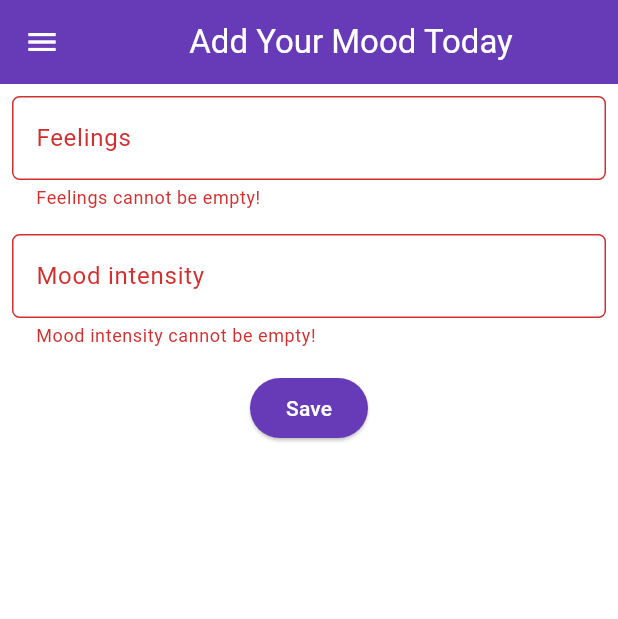
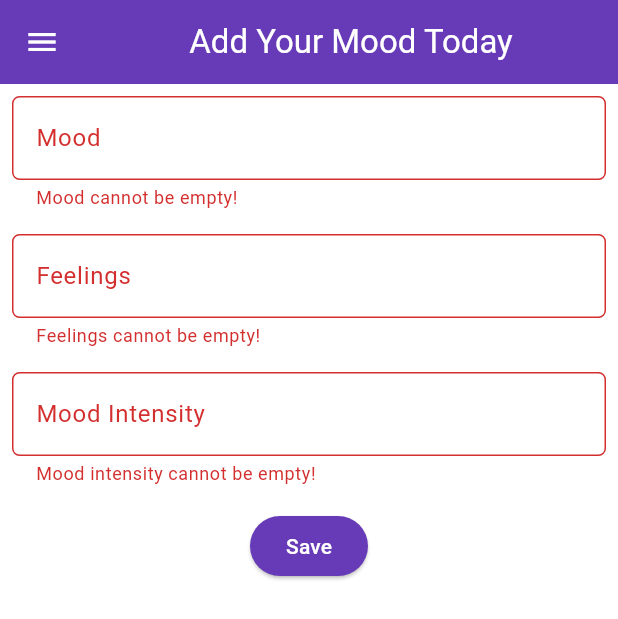
Before and after one commit to neaurellia/mental-health-tracker-mobile, a Flutter app: the MoodEntryFormPage screen opened directly, after a tap on "Save", on a phone screen of 412 x 824 dp. Shown: the top 619 px of the screen. Run offline on Flutter 3.47's test engine with Material 3 defaults, Android fonts, the phone set to English and light mode, and no system bars.

Commit message:
TUTORIAL 7 DONE

```diff
--- a/lib/main.dart
+++ b/lib/main.dart
@@ -1,5 +1,5 @@
 import 'package:flutter/material.dart';
-import 'package:mental_health_tracker/menu.dart';
+import 'package:mental_health_tracker/screens/menu.dart';
 
 void main() {
   runApp(const MyApp());
--- a/lib/moodentry_form.dart
+++ /dev/null
@@ -1,138 +0,0 @@
-import 'package:flutter/material.dart';
-import 'package:mental_health_tracker/widgets/left_drawer.dart';
-import 'left_drawer.dart';
-
-class MoodEntryFormPage extends StatefulWidget {
-  const MoodEntryFormPage({super.key});
-
-  @override
-  State<MoodEntryFormPage> createState() => _MoodEntryFormPageState();
-}
-
-class _MoodEntryFormPageState extends State<MoodEntryFormPage> {
-  final _formKey = GlobalKey<FormState>();
-  String _mood = "";
-	String _feelings = "";
-	int _moodIntensity = 0;
-
-  @override
-  Widget build(BuildContext context) {
-    return Scaffold(
-      appBar: AppBar(
-        title: const Center(
-          child: Text(
-            'Add Your Mood Today',
-          ),
-        ),
-        backgroundColor: Theme.of(context).colorScheme.primary,
-        foregroundColor: Colors.white,
-      ),
-      drawer: LeftDrawer(),
-      body: Form(
-        key: _formKey,
-        child: SingleChildScrollView(
-            child: Column(
-              crossAxisAlignment: CrossAxisAlignment.start,
-              children: [
-                Padding(
-                  padding: const EdgeInsets.all(8.0),
-                  child: TextFormField(
-                    decoration: InputDecoration(
-                      hintText: "Feelings",
-                      labelText: "Feelings",
-                      border: OutlineInputBorder(
-                        borderRadius: BorderRadius.circular(5.0),
-                      ),
-                    ),
-                    onChanged: (String? value) {
-                      setState(() {
-                        _feelings = value!;
-                      });
-                    },
-                    validator: (String? value) {
-                      if (value == null || value.isEmpty) {
-                        return "Feelings cannot be empty!";
-                      }
-                      return null;
-                    },
-                  ),
-                ),
-                Padding(
-                  padding: const EdgeInsets.all(8.0),
-                  child: TextFormField(
-                    decoration: InputDecoration(
-                      hintText: "Mood intensity",
-                      labelText: "Mood intensity",
-                      border: OutlineInputBorder(
-                        borderRadius: BorderRadius.circular(5.0),
-                      ),
-                    ),
-                    onChanged: (String? value) {
-                      setState(() {
-                        _moodIntensity = int.tryParse(value!) ?? 0;
-                      });
-                    },
-                    validator: (String? value) {
-                      if (value == null || value.isEmpty) {
-                        return "Mood intensity cannot be empty!";
-                      }
-                      if (int.tryParse(value) == null) {
-                        return "Mood intensity must be a number!";
-                      }
-                      return null;
-                    },
-                  ),
-                ),
-                Align(
-                  alignment: Alignment.bottomCenter,
-                  child: Padding(
-                    padding: const EdgeInsets.all(8.0),
-                    child: ElevatedButton(
-                      style: ButtonStyle(
-                        backgroundColor: WidgetStateProperty.all(
-                            Theme.of(context).colorScheme.primary),
-                      ),
-                      onPressed: () {
-                        if (_formKey.currentState!.validate()) {
-                          showDialog(
-                            context: context,
-                            builder: (context) {
-                              return AlertDialog(
-                                title: const Text('Mood successfully saved'),
-                                content: SingleChildScrollView(
-                                  child: Column(
-                                    crossAxisAlignment: CrossAxisAlignment.start,
-                                    children: [
-                                      Text('Mood: $_mood'),
-                                      // TODO: Display other values
-                                    ],
-                                  ),
-                                ),
-                                actions: [
-                                  TextButton(
-                                    child: const Text('OK'),
-                                    onPressed: () {
-                                      Navigator.pop(context);
-                                      _formKey.currentState!.reset();
-                                    },
-                                  ),
-                                ],
-                              );
-                            },
-                          );
-                        }
-                      },
-                      child: const Text(
-                        "Save",
-                        style: TextStyle(color: Colors.white),
-                      ),
-                    ),
-                  ),
-                ),
-              ],
-            )
-        ),
-      ),
-    );;
-  }
-}
--- a/lib/menu.dart
+++ b/lib/screens/menu.dart
@@ -1,7 +1,6 @@
 import 'package:flutter/material.dart';
 import 'package:mental_health_tracker/widgets/left_drawer.dart';
-// lib/screens/menu.dart
-import '../widgets/mood_card.dart'; // Import mood_card.dart for ItemHomepage and ItemCard
+import 'package:mental_health_tracker/widgets/mood_card.dart';
 
 class MyHomePage extends StatelessWidget {
   final String npm = '2306256261'; // NPM
--- /dev/null
+++ b/lib/screens/moodentry_form.dart
@@ -0,0 +1,180 @@
+import 'package:flutter/material.dart';
+import 'package:mental_health_tracker/widgets/left_drawer.dart';
+
+class MoodEntryFormPage extends StatefulWidget {
+  const MoodEntryFormPage({super.key});
+
+  @override
+  State<MoodEntryFormPage> createState() => _MoodEntryFormPageState();
+}
+
+class _MoodEntryFormPageState extends State<MoodEntryFormPage> {
+  final _formKey = GlobalKey<FormState>();
+  String _mood = "";
+  String _feelings = "";
+  int _moodIntensity = 0;
+
+  // Function to reset the form
+  void _resetForm() {
+    _formKey.currentState!.reset();
+    setState(() {
+      _mood = "";
+      _feelings = "";
+      _moodIntensity = 0;
+    });
+  }
+
+  @override
+  Widget build(BuildContext context) {
+    return Scaffold(
+      appBar: AppBar(
+        title: const Center(
+          child: Text(
+            'Add Your Mood Today',
+          ),
+        ),
+        backgroundColor: Theme.of(context).colorScheme.primary,
+        foregroundColor: Colors.white,
+      ),
+      drawer: const LeftDrawer(),
+      body: Form(
+        key: _formKey,
+        child: SingleChildScrollView(
+          child: Column(
+            crossAxisAlignment: CrossAxisAlignment.start,
+            children: [
+              // Mood Input
+              Padding(
+                padding: const EdgeInsets.all(8.0),
+                child: TextFormField(
+                  decoration: InputDecoration(
+                    hintText: "Mood",
+                    labelText: "Mood",
+                    border: OutlineInputBorder(
+                      borderRadius: BorderRadius.circular(5.0),
+                    ),
+                  ),
+                  onChanged: (String? value) {
+                    setState(() {
+                      _mood = value!;
+                    });
+                  },
+                  validator: (String? value) {
+                    if (value == null || value.isEmpty) {
+                      return "Mood cannot be empty!";
+                    }
+                    return null;
+                  },
+                ),
+              ),
+
+              // Feelings Input
+              Padding(
+                padding: const EdgeInsets.all(8.0),
+                child: TextFormField(
+                  decoration: InputDecoration(
+                    hintText: "Feelings",
+                    labelText: "Feelings",
+                    border: OutlineInputBorder(
+                      borderRadius: BorderRadius.circular(5.0),
+                    ),
+                  ),
+                  onChanged: (String? value) {
+                    setState(() {
+                      _feelings = value!;
+                    });
+                  },
+                  validator: (String? value) {
+                    if (value == null || value.isEmpty) {
+                      return "Feelings cannot be empty!";
+                    }
+                    return null;
+                  },
+                ),
+              ),
+
+              // Mood Intensity Input
+              Padding(
+                padding: const EdgeInsets.all(8.0),
+                child: TextFormField(
+                  decoration: InputDecoration(
+                    hintText: "Mood Intensity (0 to 10)",
+                    labelText: "Mood Intensity",
+                    border: OutlineInputBorder(
+                      borderRadius: BorderRadius.circular(5.0),
+                    ),
+                  ),
+                  keyboardType: TextInputType.number,
+                  onChanged: (String? value) {
+                    setState(() {
+                      _moodIntensity = int.tryParse(value ?? '0') ?? 0;
+                    });
+                  },
+                  validator: (String? value) {
+                    if (value == null || value.isEmpty) {
+                      return "Mood intensity cannot be empty!";
+                    }
+                    if (int.tryParse(value) == null || int.parse(value) < 0 || int.parse(value) > 10) {
+                      return "Please enter a valid intensity between 0 and 10!";
+                    }
+                    return null;
+                  },
+                ),
+              ),
+
+              // Save Button
+              Align(
+                alignment: Alignment.bottomCenter,
+                child: Padding(
+                  padding: const EdgeInsets.all(8.0),
+                  child: ElevatedButton(
+                    style: ButtonStyle(
+                      backgroundColor: MaterialStateProperty.all(
+                          Theme.of(context).colorScheme.primary),
+                    ),
+                    onPressed: () {
+                      if (_formKey.currentState!.validate()) {
+                        // Show data in a pop-up dialog
+                        showDialog(
+                          context: context,
+                          builder: (BuildContext context) {
+                            return AlertDialog(
+                              title: const Text('Mood successfully saved'),
+                              content: SingleChildScrollView(
+                                child: Column(
+                                  crossAxisAlignment: CrossAxisAlignment.start,
+                                  children: [
+                                    Text('Mood: $_mood'),
+                                    Text('Feelings: $_feelings'),
+                                    Text('Mood Intensity: $_moodIntensity'),
+                                  ],
+                                ),
+                              ),
+                              actions: [
+                                TextButton(
+                                  child: const Text('OK'),
+                                  onPressed: () {
+                                    Navigator.pop(context);
+                                    _resetForm(); // Reset the form
+                                  },
+                                ),
+                              ],
+                            );
+                          },
+                        );
+                      }
+                    },
+                    child: const Text(
+                      "Save",
+                      style: TextStyle(color: Colors.white),
+                    ),
+                  ),
+                ),
+              ),
+            ],
+          ),
+        ),
+      ),
+    );
+  }
+}
```
Also changed, not shown: lib/widgets/left_drawer.dart (+7 -7 lines), lib/widgets/mood_card.dart (+18 -20 lines).
